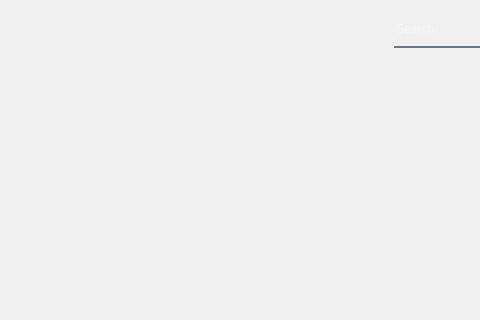
This is ui/MainMenu.ui in eDarrrrr/ProjectSTAL as Qt 5 draws it before an edit; both pictures show x 0 to 480 and y 389 to 709 of the 1376 by 709 pixel window. The edited form follows.
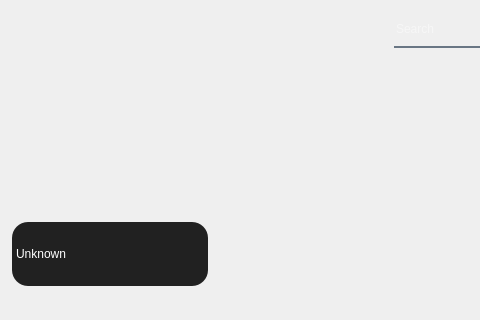
This is the edited form. Icons and pictures are not drawn.

Commit message: nambahin profile page

Patch:
```diff
--- a/ui/MainMenu.ui
+++ b/ui/MainMenu.ui
@@ -193,6 +193,47 @@
          </property>
         </spacer>
        </item>
+       <item alignment="Qt::AlignVCenter">
+        <widget class="QPushButton" name="Profile">
+         <property name="minimumSize">
+          <size>
+           <width>0</width>
+           <height>64</height>
+          </size>
+         </property>
+         <property name="styleSheet">
+          <string notr="true">QPushButton {
+background-color: #212121;
+text-align: left;
+padding-left: 4px;
+border-radius: 16px;
+color: #ffffff;
+}
+
+QPushButton:hover {
+    background-color: #2a2a2a;
+}
+
+QPushButton:pressed {
+    background-color: #303030;
+}
+</string>
+         </property>
+         <property name="text">
+          <string>Unknown</string>
+         </property>
+         <property name="icon">
+          <iconset resource="../resource.qrc">
+           <normaloff>:/asset/assets/profile image.png</normaloff>:/asset/assets/profile image.png</iconset>
+         </property>
+         <property name="iconSize">
+          <size>
+           <width>50</width>
+           <height>50</height>
+          </size>
+         </property>
+        </widget>
+       </item>
       </layout>
      </widget>
     </item>
```
Left out of the diff: 2 changed lines with no effect on the pictures. The commit also changes 6 other files.
